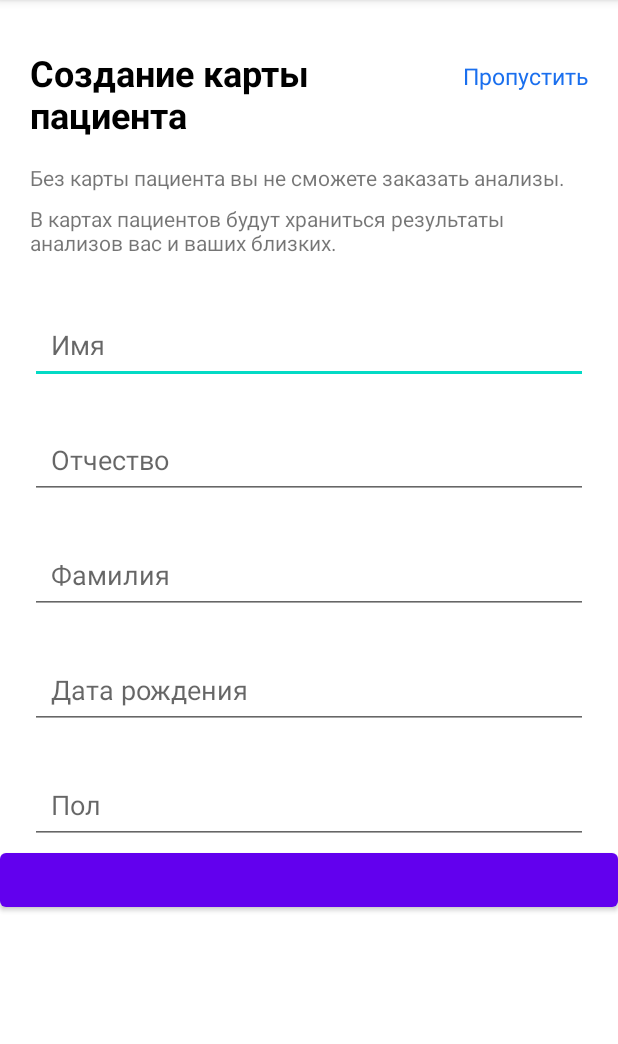
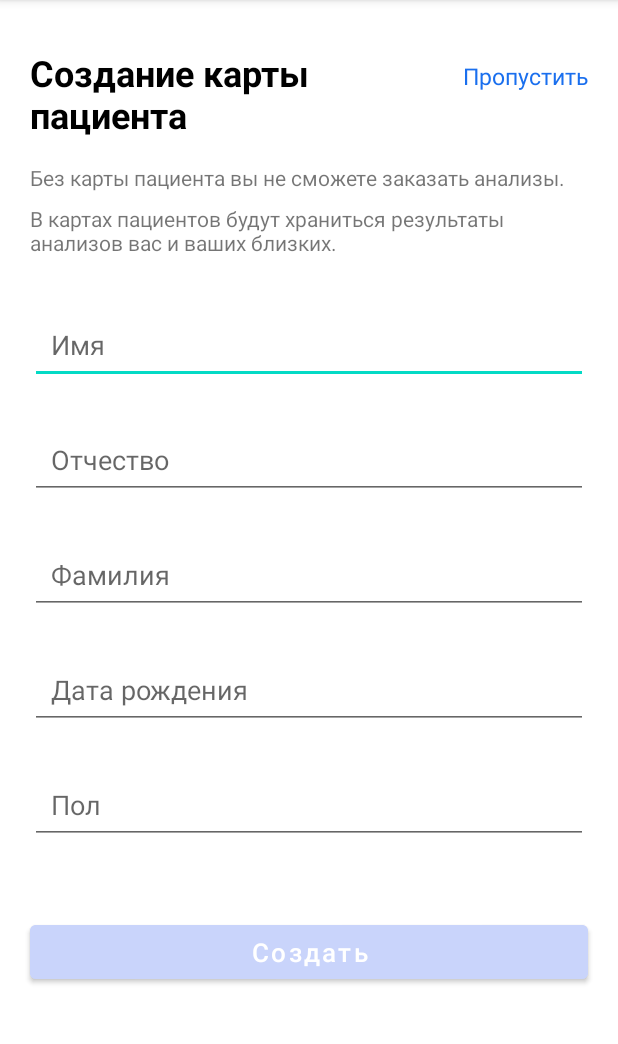
Before and after one commit to OlesiaShinkarenko/Medic, an Android app: the CreateCardActivity screen opened directly, with no data from a screen before it, on a phone screen of 412 x 824 dp, the part 84-1128 px from its top. Run offline under Robolectric (Android 15) with nearby library versions, the phone set to English and light mode, and no system bars.

Commit message:
Create Card Screen

```diff
--- a/app/src/main/res/layout/activity_create_card.xml
+++ b/app/src/main/res/layout/activity_create_card.xml
@@ -93,5 +93,11 @@
     <Button
         app:layout_constraintTop_toBottomOf="@+id/editText_gender"
         android:layout_width="match_parent"
+        android:layout_marginTop="48dp"
+        android:text="@string/create"
+        android:textAllCaps="false"
+        android:textSize="17sp"
+        android:backgroundTint="@color/button_false_enabled"
+        android:layout_marginHorizontal="20dp"
         android:layout_height="wrap_content"/>
 </androidx.constraintlayout.widget.ConstraintLayout>
--- a/app/src/main/res/values/colors.xml
+++ b/app/src/main/res/values/colors.xml
@@ -11,4 +11,6 @@
     <color name="nameOnBoard_color">#00B712</color>
     <color name="AfternameOnBoard_color">#939396</color>
     <color name="skip_color2">#1A6FEE</color>
+    <color name="button_false_enabled">#C9D4FB</color>
+    <color name="button_true_enabled">#1A6FEE</color>
 </resources>
--- a/app/src/main/res/values/strings.xml
+++ b/app/src/main/res/values/strings.xml
@@ -37,4 +37,5 @@
     <string name="surname">Фамилия</string>
     <string name="date_birthday">Дата рождения</string>
     <string name="gender">Пол</string>
+    <string name="create">Создать</string>
 </resources>
```
